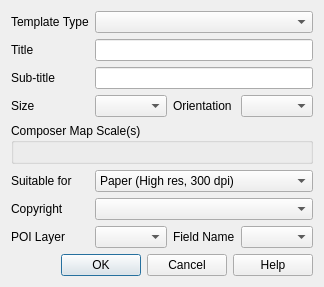
Qt form QGIS Plugin/ui_templateselector.ui (lutraconsulting/qgis-moor-tools-plugin) before a commit.
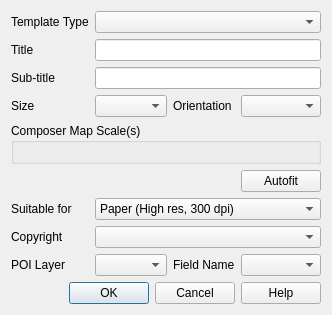
The same form after that commit.

Commit message: Initial work on "Autofit" button.

```diff
--- a/QGIS Plugin/ui_templateselector.ui
+++ b/QGIS Plugin/ui_templateselector.ui
@@ -10,7 +10,7 @@
     <x>0</x>
     <y>0</y>
     <width>312</width>
-    <height>244</height>
+    <height>270</height>
    </rect>
   </property>
   <property name="windowTitle">
@@ -20,7 +20,7 @@
    <bool>true</bool>
   </property>
   <layout class="QGridLayout" name="gridLayout">
-   <item row="9" column="0" colspan="5">
+   <item row="10" column="0" colspan="5">
     <widget class="QDialogButtonBox" name="buttonBox">
      <property name="orientation">
       <enum>Qt::Horizontal</enum>
@@ -30,10 +30,10 @@
      </property>
     </widget>
    </item>
-   <item row="7" column="4">
+   <item row="8" column="4">
     <widget class="QComboBox" name="poiFieldComboBox"/>
    </item>
-   <item row="7" column="3">
+   <item row="8" column="3">
     <widget class="QLabel" name="poiFieldLabel">
      <property name="text">
       <string>Field Name</string>
@@ -43,14 +43,14 @@
    <item row="0" column="1" colspan="4">
     <widget class="QComboBox" name="templateTypeComboBox"/>
    </item>
-   <item row="6" column="0">
+   <item row="7" column="0">
     <widget class="QLabel" name="copyrightLabel">
      <property name="text">
       <string>Copyright</string>
      </property>
     </widget>
    </item>
-   <item row="6" column="1" colspan="4">
+   <item row="7" column="1" colspan="4">
     <widget class="QComboBox" name="copyrightComboBox"/>
    </item>
    <item row="0" column="0">
@@ -80,7 +80,7 @@
    <item row="3" column="4">
     <widget class="QComboBox" name="orientationComboBox"/>
    </item>
-   <item row="7" column="0">
+   <item row="8" column="0">
     <widget class="QLabel" name="poiLayerLabel">
      <property name="enabled">
       <bool>true</bool>
@@ -90,7 +90,7 @@
      </property>
     </widget>
    </item>
-   <item row="8" column="0">
+   <item row="9" column="0">
     <spacer name="verticalSpacer">
      <property name="orientation">
       <enum>Qt::Vertical</enum>
@@ -103,7 +103,7 @@
      </property>
     </spacer>
    </item>
-   <item row="7" column="1" colspan="2">
+   <item row="8" column="1" colspan="2">
     <widget class="QComboBox" name="poiLayerComboBox">
      <property name="enabled">
       <bool>true</bool>
@@ -113,7 +113,7 @@
    <item row="1" column="1" colspan="4">
     <widget class="QLineEdit" name="titleLineEdit"/>
    </item>
-   <item row="5" column="1" colspan="4">
+   <item row="6" column="1" colspan="4">
     <widget class="QComboBox" name="suitableForComboBox">
      <item>
       <property name="text">
@@ -134,13 +134,23 @@
      </property>
     </widget>
    </item>
-   <item row="5" column="0">
+   <item row="6" column="0">
     <widget class="QLabel" name="suitableForLabel">
      <property name="text">
       <string>Suitable for</string>
      </property>
     </widget>
    </item>
+   <item row="2" column="0">
+    <widget class="QLabel" name="label">
+     <property name="text">
+      <string>Sub-title</string>
+     </property>
+    </widget>
+   </item>
+   <item row="2" column="1" colspan="4">
+    <widget class="QLineEdit" name="subtitleLineEdit"/>
+   </item>
    <item row="4" column="0" colspan="5">
     <widget class="QGroupBox" name="mapScalesGroupBox">
      <property name="title">
@@ -153,16 +163,13 @@
      </layout>
     </widget>
    </item>
-   <item row="2" column="0">
-    <widget class="QLabel" name="label">
+   <item row="5" column="4">
+    <widget class="QPushButton" name="autofit_btn">
      <property name="text">
-      <string>Sub-title</string>
+      <string>Autofit</string>
      </property>
     </widget>
    </item>
-   <item row="2" column="1" colspan="4">
-    <widget class="QLineEdit" name="subtitleLineEdit"/>
-   </item>
   </layout>
  </widget>
  <tabstops>
```
The commit also changes 2 other files.
